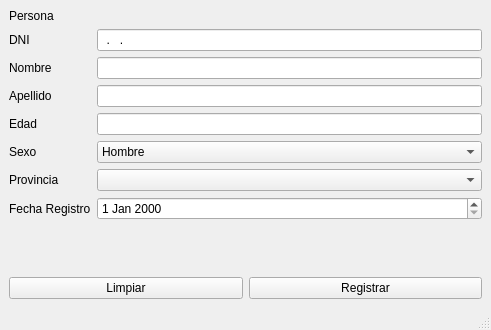
Above: principal.ui from FdMaussion/Clases-002-Pyside2 before the change. Below: the same form after it.
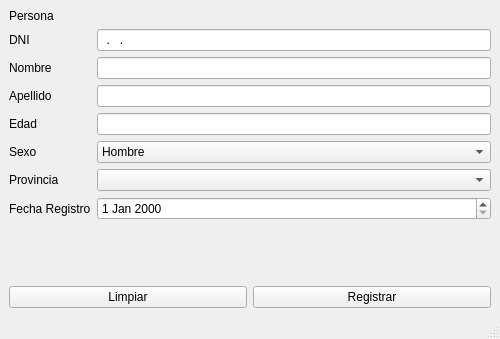
That is the form after the change.

```diff
--- a/principal.ui
+++ b/principal.ui
@@ -6,8 +6,8 @@
    <rect>
     <x>0</x>
     <y>0</y>
-    <width>491</width>
-    <height>330</height>
+    <width>500</width>
+    <height>339</height>
    </rect>
   </property>
   <property name="windowTitle">
```
